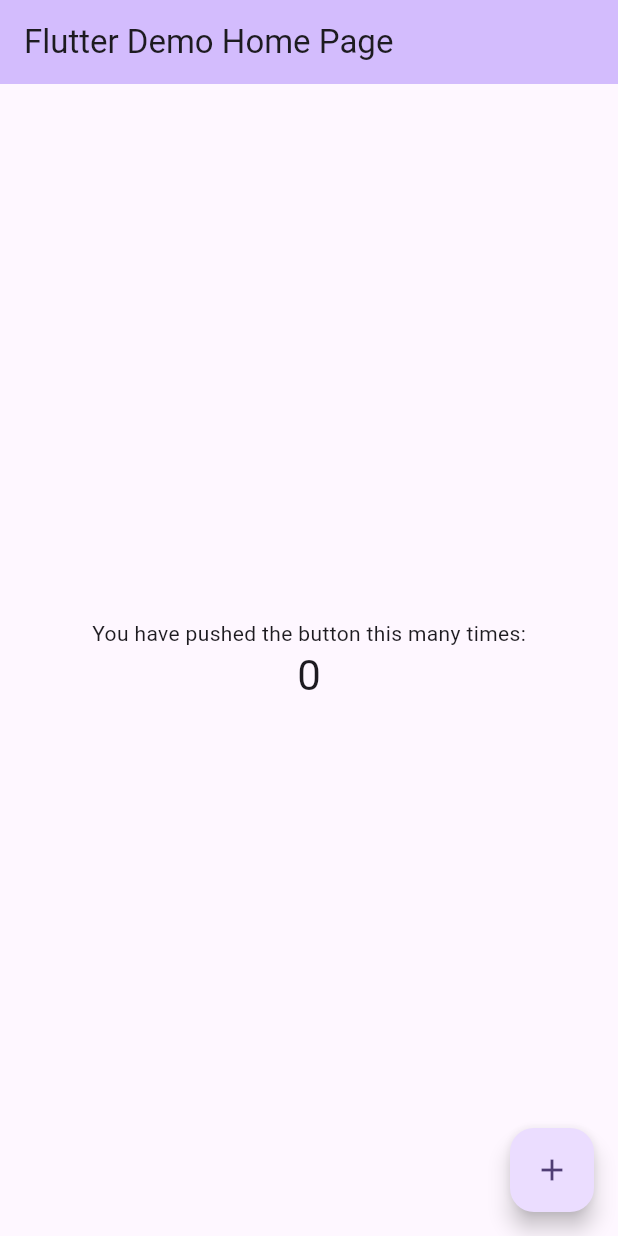
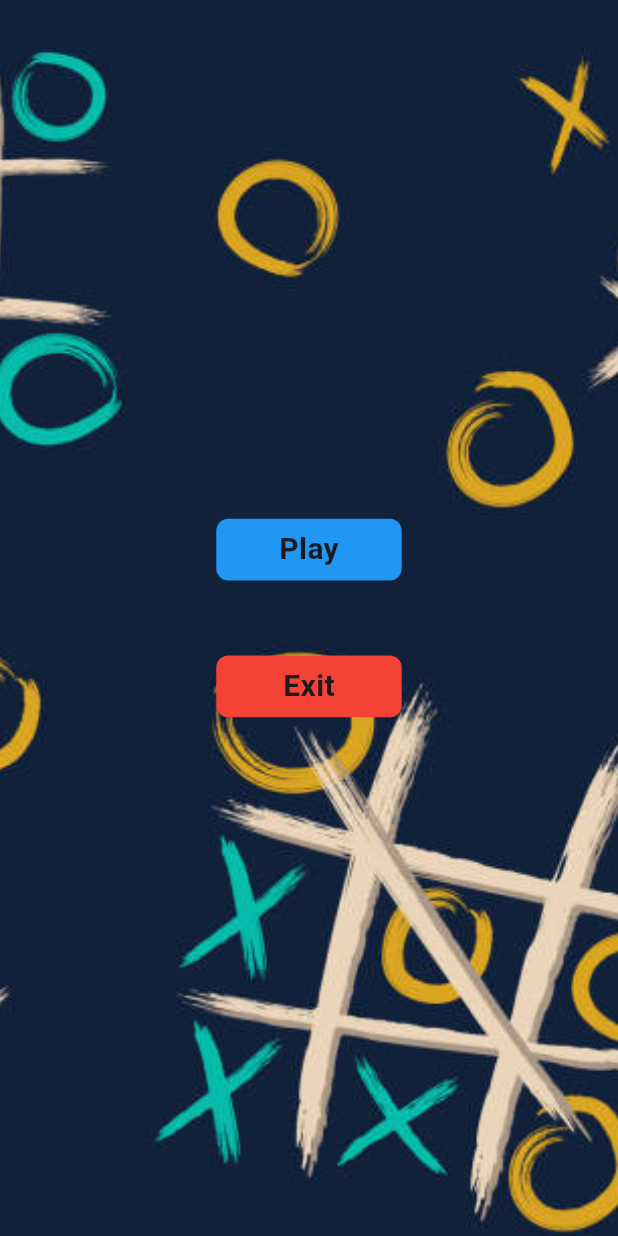
Before and after one commit to ANSARAKomega/tic_tac_toe, a Flutter app: the screen it shows after launch, on a phone screen of 412 x 824 dp. Run offline on Flutter 3.47's test engine with Material 3 defaults, Android fonts, the phone set to English and light mode, and no system bars.

Commit message:
Creating Screens

```diff
--- a/app/lib/main.dart
+++ b/app/lib/main.dart
@@ -1,4 +1,5 @@
 import 'package:flutter/material.dart';
+import 'package:tic_tac_toe/screens/splash_screen.dart';
 
 void main() {
   runApp(const MyApp());
@@ -7,116 +8,12 @@ void main() {
 class MyApp extends StatelessWidget {
   const MyApp({super.key});
 
-  // This widget is the root of your application.
   @override
   Widget build(BuildContext context) {
     return MaterialApp(
-      title: 'Flutter Demo',
-      theme: ThemeData(
-        // This is the theme of your application.
-        //
-        // TRY THIS: Try running your application with "flutter run". You'll see
-        // the application has a purple toolbar. Then, without quitting the app,
-        // try changing the seedColor in the colorScheme below to Colors.green
-        // and then invoke "hot reload" (save your changes or press the "hot
-        // reload" button in a Flutter-supported IDE, or press "r" if you used
-        // the command line to start the app).
-        //
-        // Notice that the counter didn't reset back to zero; the application
-        // state is not lost during the reload. To reset the state, use hot
-        // restart instead.
-        //
-        // This works for code too, not just values: Most code changes can be
-        // tested with just a hot reload.
-        colorScheme: ColorScheme.fromSeed(seedColor: Colors.deepPurple),
-      ),
-      home: const MyHomePage(title: 'Flutter Demo Home Page'),
+      debugShowCheckedModeBanner: false,
+      title: 'Tic Tac Toe',
+      home: SplashScreen(),
     );
   }
 }
-
-class MyHomePage extends StatefulWidget {
-  const MyHomePage({super.key, required this.title});
-
-  // This widget is the home page of your application. It is stateful, meaning
-  // that it has a State object (defined below) that contains fields that affect
-  // how it looks.
-
-  // This class is the configuration for the state. It holds the values (in this
-  // case the title) provided by the parent (in this case the App widget) and
-  // used by the build method of the State. Fields in a Widget subclass are
-  // always marked "final".
-
-  final String title;
-
-  @override
-  State<MyHomePage> createState() => _MyHomePageState();
-}
-
-class _MyHomePageState extends State<MyHomePage> {
-  int _counter = 0;
-
-  void _incrementCounter() {
-    setState(() {
-      // This call to setState tells the Flutter framework that something has
-      // changed in this State, which causes it to rerun the build method below
-      // so that the display can reflect the updated values. If we changed
-      // _counter without calling setState(), then the build method would not be
-      // called again, and so nothing would appear to happen.
-      _counter++;
-    });
-  }
-
-  @override
-  Widget build(BuildContext context) {
-    // This method is rerun every time setState is called, for instance as done
-    // by the _incrementCounter method above.
-    //
-    // The Flutter framework has been optimized to make rerunning build methods
-    // fast, so that you can just rebuild anything that needs updating rather
-    // than having to individually change instances of widgets.
-    return Scaffold(
-      appBar: AppBar(
-        // TRY THIS: Try changing the color here to a specific color (to
-        // Colors.amber, perhaps?) and trigger a hot reload to see the AppBar
-        // change color while the other colors stay the same.
-        backgroundColor: Theme.of(context).colorScheme.inversePrimary,
-        // Here we take the value from the MyHomePage object that was created by
-        // the App.build method, and use it to set our appbar title.
-        title: Text(widget.title),
-      ),
-      body: Center(
-        // Center is a layout widget. It takes a single child and positions it
-        // in the middle of the parent.
-        child: Column(
-          // Column is also a layout widget. It takes a list of children and
-          // arranges them vertically. By default, it sizes itself to fit its
-          // children horizontally, and tries to be as tall as its parent.
-          //
-          // Column has various properties to control how it sizes itself and
-          // how it positions its children. Here we use mainAxisAlignment to
-          // center the children vertically; the main axis here is the vertical
-          // axis because Columns are vertical (the cross axis would be
-          // horizontal).
-          //
-          // TRY THIS: Invoke "debug painting" (choose the "Toggle Debug Paint"
-          // action in the IDE, or press "p" in the console), to see the
-          // wireframe for each widget.
-          mainAxisAlignment: MainAxisAlignment.center,
-          children: <Widget>[
-            const Text('You have pushed the button this many times:'),
-            Text(
-              '$_counter',
-              style: Theme.of(context).textTheme.headlineMedium,
-            ),
-          ],
-        ),
-      ),
-      floatingActionButton: FloatingActionButton(
-        onPressed: _incrementCounter,
-        tooltip: 'Increment',
-        child: const Icon(Icons.add),
-      ), // This trailing comma makes auto-formatting nicer for build methods.
-    );
-  }
-}
--- /dev/null
+++ b/app/lib/screens/main_menu_screen.dart
@@ -0,0 +1,89 @@
+
+import 'package:flutter/material.dart';
+
+import 'game_screen.dart';
+
+class MainMenuScreen extends StatefulWidget {
+  const MainMenuScreen({super.key});
+
+  @override
+  State<MainMenuScreen> createState() => _MainMenuScreenState();
+}
+
+class _MainMenuScreenState extends State<MainMenuScreen> {
+  @override
+  Widget build(BuildContext context) {
+    var width = MediaQuery.of(context).size.width;
+    var height = MediaQuery.of(context).size.height;
+    return Scaffold(
+      body: Container(
+        decoration: const BoxDecoration(
+          image: DecorationImage(
+            image: AssetImage("assets/images/background.jpg"),
+            fit: BoxFit.cover,
+          ),
+        ),
+        child: Center(
+          child: Column(
+            mainAxisAlignment: MainAxisAlignment.center,
+            crossAxisAlignment: CrossAxisAlignment.center,
+
+            children: [
+              InkWell(
+                onTap: () {
+                  Navigator.push(
+                    context,
+                    MaterialPageRoute(builder: (context) => GameScreen()),
+                  );
+                },
+                child: Container(
+                  height: height * 0.05,
+                  width: width * 0.3,
+                  decoration: BoxDecoration(
+                    color: Colors.blue,
+                    borderRadius: BorderRadius.circular(8),
+                  ),
+                  child: Center(
+                    child: Text(
+                      "Play",
+                      style: TextStyle(
+                        fontSize: 20,
+                        fontWeight: FontWeight.w600,
+                      ),
+                    ),
+                  ),
+                ),
+              ),
+              SizedBox(height: 50),
+              InkWell(
+                onTap: () {
+                  // Navigator.pushReplacement(
+                  //   context,
+                  //   MaterialPageRoute(builder: (context) => Loginscreen()),
+                  // );
+                },
+                child: Container(
+                  height: height * 0.05,
+                  width: width * 0.3,
+                  decoration: BoxDecoration(
+                    color: Colors.red,
+                    borderRadius: BorderRadius.circular(8),
+                  ),
+                  child: Center(
+                    child: Text(
+                      "Exit",
+                      style: TextStyle(
+                        fontSize: 20,
+                        fontWeight: FontWeight.w600,
+                      ),
+                    ),
+                  ),
+                ),
+              ),
+            ],
+          ),
+        ),
+      ),
+    );
+  }
+}
```
Also changed, not shown: app/lib/screens/game_screen.dart (added, +264 -0 lines), app/lib/screens/splash_screen.dart (added, +60 -0 lines), app/pubspec.yaml (+3 -4 lines), app/assets/images/Logo.png (added), app/assets/images/background.jpg (added).
